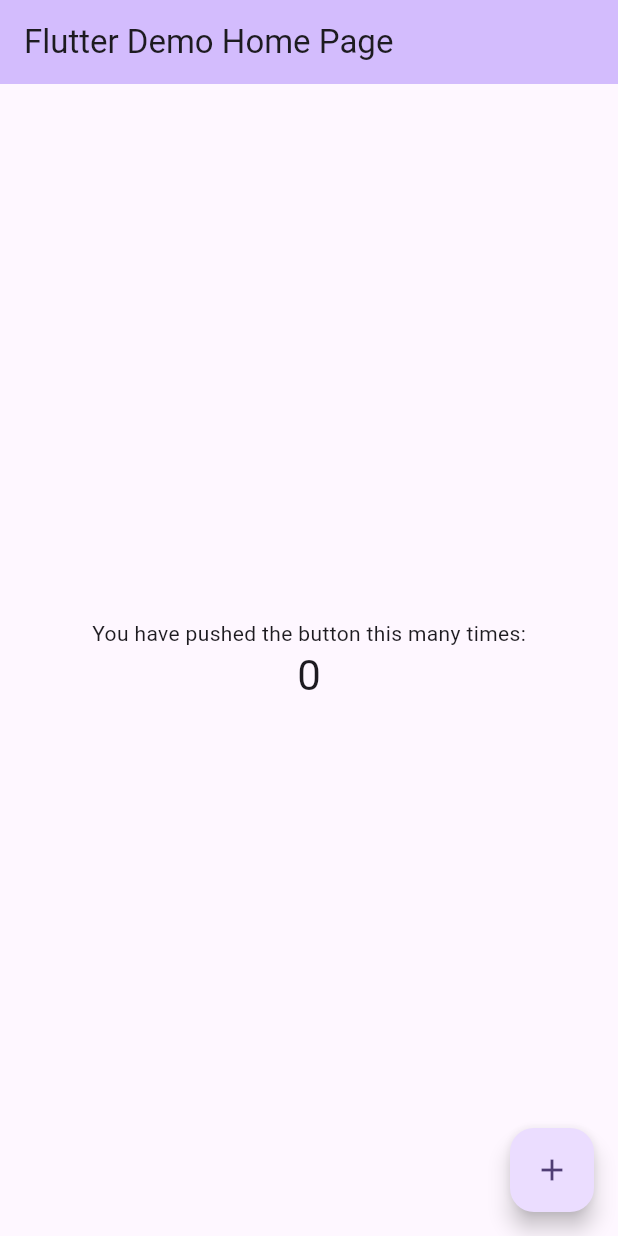
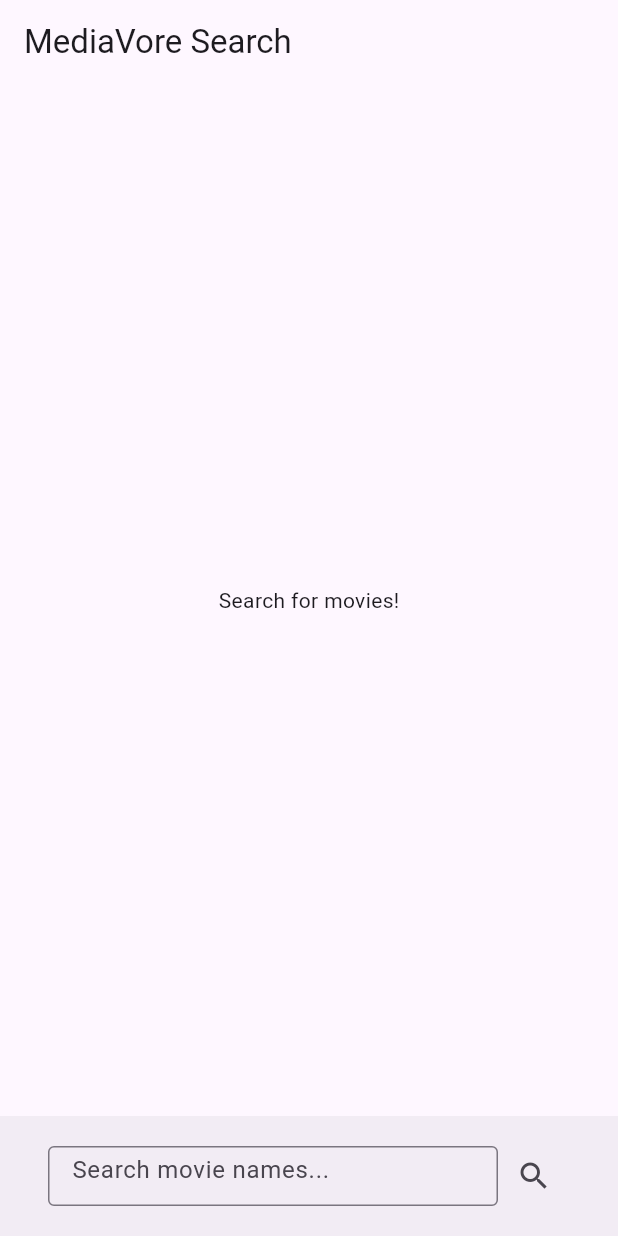
Before and after one commit to goblivend/MediaVore-CI-fork, a Flutter app: the screen it shows after launch, on a phone screen of 412 x 824 dp. Run offline on Flutter 3.47's test engine with Material 3 defaults, Android fonts, the phone set to English and light mode, and no system bars; our stand-ins replace flutter_dotenv.

Commit message:
feat: Add link to TMDB #2 (#17)
* feat: Added link to TMDB

* feat: Add .env to .gitignore

---------

Co-authored-by: Alexis IMBERT <alexis.imbert@insa-rouen.fr>

```diff
--- /dev/null
+++ b/lib/features/search/data/models/movie.dart
@@ -0,0 +1,25 @@
+class Movie {
+  final int id;
+  final String title;
+  final String? posterPath;
+  final String overview;
+  final String releaseDate;
+
+  Movie({
+    required this.id,
+    required this.title,
+    this.posterPath,
+    required this.overview,
+    required this.releaseDate,
+  });
+
+  factory Movie.fromJson(Map<String, dynamic> json) {
+    return Movie(
+      id: json['id'],
+      title: json['title'],
+      posterPath: json['poster_path'],
+      overview: json['overview'] ?? '',
+      releaseDate: json['release_date'] ?? '',
+    );
+  }
+}
--- /dev/null
+++ b/lib/features/search/presentation/pages/search_page.dart
@@ -0,0 +1,137 @@
+import 'dart:convert';
+import 'package:flutter/material.dart';
+import 'package:flutter_dotenv/flutter_dotenv.dart';
+import 'package:http/http.dart' as http;
+import '../../data/models/movie.dart';
+
+class SearchPage extends StatefulWidget {
+  final http.Client? httpClient;
+  const SearchPage({super.key, this.httpClient});
+
+  @override
+  State<SearchPage> createState() => _SearchPageState();
+}
+
+class _SearchPageState extends State<SearchPage> {
+  final TextEditingController _searchController = TextEditingController();
+  List<Movie> _movies = [];
+  bool _isLoading = false;
+
+  Future<void> _searchMovies(String query) async {
+    if (query.isEmpty) return;
+
+    setState(() {
+      _isLoading = true;
+    });
+
+    final token = dotenv.env['TMDB_API_TOKEN'];
+    final url = Uri.parse('https://api.themoviedb.org/3/search/movie?query=${Uri.encodeComponent(query)}');
+
+    try {
+      final client = widget.httpClient ?? http.Client();
+      final response = await client.get(
+        url,
+        headers: {
+          'Authorization': 'Bearer $token',
+          'Content-Type': 'application/json',
+        },
+      );
+
+      if (response.statusCode == 200) {
+        final data = json.decode(response.body);
+        final List results = data['results'];
+        setState(() {
+          _movies = results.map((m) => Movie.fromJson(m)).toList();
+        });
+      } else {
+        if (mounted) {
+          ScaffoldMessenger.of(context).showSnackBar(
+            const SnackBar(content: Text('Failed to load movies')),
+          );
+        }
+      }
+    } catch (e) {
+      if (mounted) {
+        ScaffoldMessenger.of(context).showSnackBar(
+          SnackBar(content: Text('Error: $e')),
+        );
+      }
+    } finally {
+      if (mounted) {
+        setState(() {
+          _isLoading = false;
+        });
+      }
+    }
+  }
+
+  @override
+  void dispose() {
+    _searchController.dispose();
+    super.dispose();
+  }
+
+  @override
+  Widget build(BuildContext context) {
+    return Scaffold(
+      appBar: AppBar(
+        title: const Text('MediaVore Search'),
+      ),
+      body: _isLoading
+          ? const Center(child: CircularProgressIndicator())
+          : _movies.isEmpty
+              ? const Center(child: Text('Search for movies!'))
+              : ListView.builder(
+                  itemCount: _movies.length,
+                  itemBuilder: (context, index) {
+                    final movie = _movies[index];
+                    return ListTile(
+                      leading: movie.posterPath != null
+                          ? Image.network(
+                              'https://image.tmdb.org/t/p/w92${movie.posterPath}',
+                              width: 50,
+                              fit: BoxFit.cover,
+                              errorBuilder: (context, error, stackTrace) =>
+                                  const Icon(Icons.movie),
+                            )
+                          : const Icon(Icons.movie),
+                      title: Text(movie.title),
+                      subtitle: Text(
+                        movie.releaseDate,
+                        maxLines: 1,
+                        overflow: TextOverflow.ellipsis,
+                      ),
+                    );
+                  },
+                ),
+      bottomNavigationBar: Padding(
+        padding: EdgeInsets.only(
+          bottom: MediaQuery.of(context).viewInsets.bottom,
+        ),
+        child: BottomAppBar(
+          child: Padding(
+            padding: const EdgeInsets.symmetric(horizontal: 16.0, vertical: 8.0),
+            child: Row(
+              children: [
+                Expanded(
+                  child: TextField(
+                    controller: _searchController,
+                    decoration: const InputDecoration(
+                      hintText: 'Search movie names...',
+                      border: OutlineInputBorder(),
+                    ),
+                    onSubmitted: (value) => _searchMovies(value),
+                  ),
+                ),
+                IconButton(
+                  icon: const Icon(Icons.search),
+                  onPressed: () => _searchMovies(_searchController.text),
+                ),
+              ],
+            ),
+          ),
+        ),
+      ),
+    );
+  }
+}
--- a/lib/main.dart
+++ b/lib/main.dart
@@ -1,122 +1,24 @@
 import 'package:flutter/material.dart';
+import 'package:flutter_dotenv/flutter_dotenv.dart';
+import 'features/search/presentation/pages/search_page.dart';
 
-void main() {
-  runApp(const MyApp());
+Future<void> main() async {
+  await dotenv.load(fileName: ".env");
+  runApp(const MediaVoreApp());
 }
 
-class MyApp extends StatelessWidget {
-  const MyApp({super.key});
+class MediaVoreApp extends StatelessWidget {
+  const MediaVoreApp({super.key});
 
-  // This widget is the root of your application.
   @override
   Widget build(BuildContext context) {
     return MaterialApp(
-      title: 'Flutter Demo',
+      title: 'MediaVore',
       theme: ThemeData(
-        // This is the theme of your application.
-        //
-        // TRY THIS: Try running your application with "flutter run". You'll see
-        // the application has a purple toolbar. Then, without quitting the app,
-        // try changing the seedColor in the colorScheme below to Colors.green
-        // and then invoke "hot reload" (save your changes or press the "hot
-        // reload" button in a Flutter-supported IDE, or press "r" if you used
-        // the command line to start the app).
-        //
-        // Notice that the counter didn't reset back to zero; the application
-        // state is not lost during the reload. To reset the state, use hot
-        // restart instead.
-        //
-        // This works for code too, not just values: Most code changes can be
-        // tested with just a hot reload.
-        colorScheme: .fromSeed(seedColor: Colors.deepPurple),
+        colorScheme: ColorScheme.fromSeed(seedColor: Colors.deepPurple),
+        useMaterial3: true,
       ),
-      home: const MyHomePage(title: 'Flutter Demo Home Page'),
+      home: const SearchPage(),
     );
   }
 }
-
-class MyHomePage extends StatefulWidget {
-  const MyHomePage({super.key, required this.title});
-
-  // This widget is the home page of your application. It is stateful, meaning
-  // that it has a State object (defined below) that contains fields that affect
-  // how it looks.
-
-  // This class is the configuration for the state. It holds the values (in this
-  // case the title) provided by the parent (in this case the App widget) and
-  // used by the build method of the State. Fields in a Widget subclass are
-  // always marked "final".
-
-  final String title;
-
-  @override
-  State<MyHomePage> createState() => _MyHomePageState();
-}
-
-class _MyHomePageState extends State<MyHomePage> {
-  int _counter = 0;
-
-  void _incrementCounter() {
-    setState(() {
-      // This call to setState tells the Flutter framework that something has
-      // changed in this State, which causes it to rerun the build method below
-      // so that the display can reflect the updated values. If we changed
-      // _counter without calling setState(), then the build method would not be
-      // called again, and so nothing would appear to happen.
-      _counter++;
-    });
-  }
-
-  @override
-  Widget build(BuildContext context) {
-    // This method is rerun every time setState is called, for instance as done
-    // by the _incrementCounter method above.
-    //
-    // The Flutter framework has been optimized to make rerunning build methods
-    // fast, so that you can just rebuild anything that needs updating rather
-    // than having to individually change instances of widgets.
-    return Scaffold(
-      appBar: AppBar(
-        // TRY THIS: Try changing the color here to a specific color (to
-        // Colors.amber, perhaps?) and trigger a hot reload to see the AppBar
-        // change color while the other colors stay the same.
-        backgroundColor: Theme.of(context).colorScheme.inversePrimary,
-        // Here we take the value from the MyHomePage object that was created by
-        // the App.build method, and use it to set our appbar title.
-        title: Text(widget.title),
-      ),
-      body: Center(
-        // Center is a layout widget. It takes a single child and positions it
-        // in the middle of the parent.
-        child: Column(
-          // Column is also a layout widget. It takes a list of children and
-          // arranges them vertically. By default, it sizes itself to fit its
-          // children horizontally, and tries to be as tall as its parent.
-          //
-          // Column has various properties to control how it sizes itself and
-          // how it positions its children. Here we use mainAxisAlignment to
-          // center the children vertically; the main axis here is the vertical
-          // axis because Columns are vertical (the cross axis would be
-          // horizontal).
-          //
-          // TRY THIS: Invoke "debug painting" (choose the "Toggle Debug Paint"
-          // action in the IDE, or press "p" in the console), to see the
-          // wireframe for each widget.
-          mainAxisAlignment: .center,
-          children: [
-            const Text('You have pushed the button this many times:'),
-            Text(
-              '$_counter',
-              style: Theme.of(context).textTheme.headlineMedium,
-            ),
-          ],
-        ),
-      ),
-      floatingActionButton: FloatingActionButton(
-        onPressed: _incrementCounter,
-        tooltip: 'Increment',
-        child: const Icon(Icons.add),
-      ),
-    );
-  }
-}
```
Also changed, not shown: pubspec.yaml (+7 -70 lines), pubspec.lock, 6 other files.
